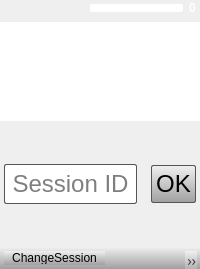
thm-projects/arsnova-overlay, file src/ui/overlaywidget.ui: the form before one commit.
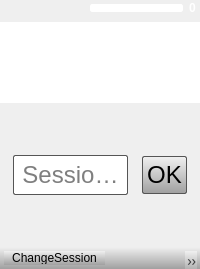
The form after the commit. Icons and pictures are not drawn.

Commit message: Extracted method to switch view type of widget

The edit to the form file:
```diff
--- a/src/ui/overlaywidget.ui
+++ b/src/ui/overlaywidget.ui
@@ -45,57 +45,6 @@
      </property>
     </widget>
    </item>
-   <item row="2" column="0">
-    <widget class="QLineEdit" name="sessionIdEdit">
-     <property name="enabled">
-      <bool>true</bool>
-     </property>
-     <property name="styleSheet">
-      <string notr="true">font-size: 24px;
-border: 1px solid #555;
-border-radius: 2px;
-padding: 4px;
-margin: auto 4px;
-background: white;</string>
-     </property>
-     <property name="alignment">
-      <set>Qt::AlignCenter</set>
-     </property>
-     <property name="placeholderText">
-      <string>Session ID</string>
-     </property>
-    </widget>
-   </item>
-   <item row="2" column="1">
-    <widget class="QPushButton" name="loginButton">
-     <property name="enabled">
-      <bool>true</bool>
-     </property>
-     <property name="styleSheet">
-      <string notr="true">QPushButton#loginButton {
-    font-size: 24px;
-    border: 1px solid #555;
-    border-radius: 2px;
-    padding: 4px;
-    margin: 4px;
-	background: qlineargradient(spread:pad, x1:0, y1:0, x2:0, y2:1, stop:0 rgba(240, 240, 240, 255), stop:1 rgba(160, 160, 160, 255));
-}
-
-QPushButton#loginButton:hover {
-	background: qlineargradient(spread:pad, x1:0, y1:0, x2:0, y2:1, stop:0 rgba(160, 160, 160, 255), stop:1 rgba(200, 200, 200, 255));
-}</string>
-     </property>
-     <property name="text">
-      <string>OK</string>
-     </property>
-     <property name="autoDefault">
-      <bool>true</bool>
-     </property>
-     <property name="default">
-      <bool>true</bool>
-     </property>
-    </widget>
-   </item>
    <item row="3" column="0" colspan="2">
     <widget class="QToolBar" name="menuWidget">
      <property name="sizePolicy">
@@ -222,6 +171,63 @@
      </item>
     </layout>
    </item>
+   <item row="2" column="0" colspan="2">
+    <widget class="QWidget" name="loginWidget" native="true">
+     <layout class="QGridLayout" name="gridLayout_2">
+      <item row="0" column="0">
+       <widget class="QLineEdit" name="sessionIdEdit">
+        <property name="enabled">
+         <bool>true</bool>
+        </property>
+        <property name="styleSheet">
+         <string notr="true">font-size: 24px;
+border: 1px solid #555;
+border-radius: 2px;
+padding: 4px;
+margin: auto 4px;
+background: white;</string>
+        </property>
+        <property name="alignment">
+         <set>Qt::AlignCenter</set>
+        </property>
+        <property name="placeholderText">
+         <string>Session ID</string>
+        </property>
+       </widget>
+      </item>
+      <item row="0" column="1">
+       <widget class="QPushButton" name="loginButton">
+        <property name="enabled">
+         <bool>true</bool>
+        </property>
+        <property name="styleSheet">
+         <string notr="true">QPushButton#loginButton {
+    font-size: 24px;
+    border: 1px solid #555;
+    border-radius: 2px;
+    padding: 4px;
+    margin: 4px;
+	background: qlineargradient(spread:pad, x1:0, y1:0, x2:0, y2:1, stop:0 rgba(240, 240, 240, 255), stop:1 rgba(160, 160, 160, 255));
+}
+
+QPushButton#loginButton:hover {
+	background: qlineargradient(spread:pad, x1:0, y1:0, x2:0, y2:1, stop:0 rgba(160, 160, 160, 255), stop:1 rgba(200, 200, 200, 255));
+}</string>
+        </property>
+        <property name="text">
+         <string>OK</string>
+        </property>
+        <property name="autoDefault">
+         <bool>true</bool>
+        </property>
+        <property name="default">
+         <bool>true</bool>
+        </property>
+       </widget>
+      </item>
+     </layout>
+    </widget>
+   </item>
   </layout>
   <action name="actionChangeSession">
    <property name="icon">
```
The commit also changes 2 other files.
